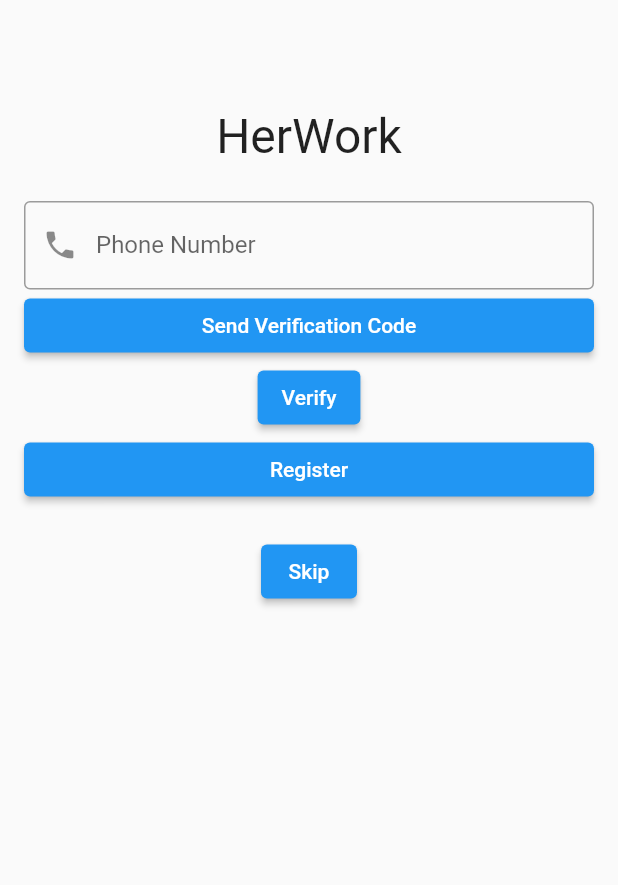
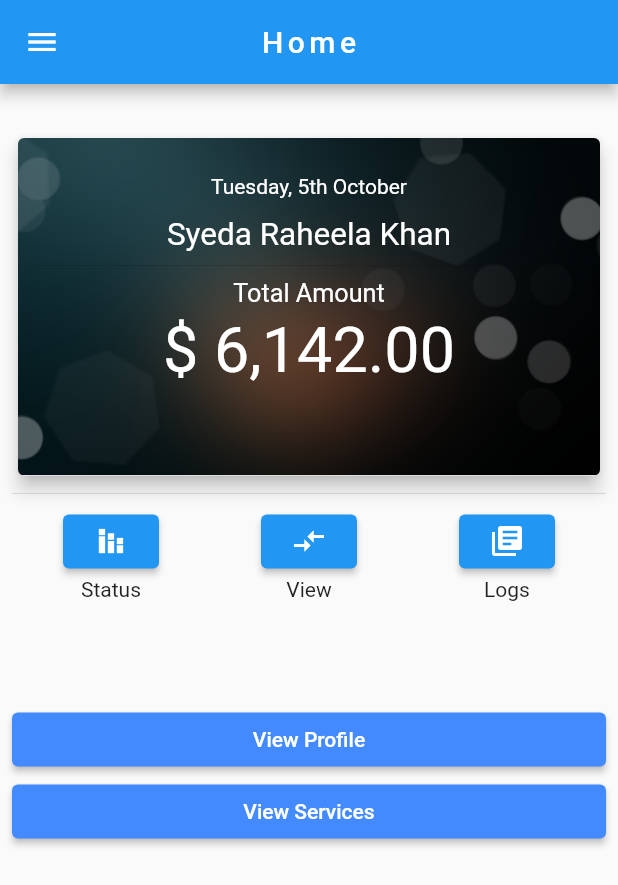
Before and after one commit to samuzaffar99/HerWork, a Flutter app: the screen it shows after launch, after a tap on "Skip", on a phone screen of 412 x 824 dp. Shown: the top 885 px of the screen. Run offline on Flutter 3.47's test engine with Material 2 defaults, Android fonts, the phone set to English and light mode, and no system bars; our stand-ins replace get, reactive_forms, wave.

Commit message:
added basic homepage

```diff
--- a/lib/main.dart
+++ b/lib/main.dart
@@ -1,6 +1,7 @@
 import 'package:flutter/material.dart';
 import 'package:get/get.dart';
 
+import 'pages/home/home.dart';
 import 'pages/signup/signup.dart';
 import 'welcome.dart';
 
@@ -24,7 +25,7 @@
         // ),
         GetPage(name: '/', page: () => WelcomePage()),
         GetPage(name: '/signup', page: () => SignupPage()),
-        // GetPage(name: '/home', page: () => HomePage()),
+        GetPage(name: '/home', page: () => HomePage()),
         // GetPage(name: '/settings', page: () => SettingsPage()),
         // GetPage(name: '/profile', page: () => ProfilePage()),
         // GetPage(name: '/admin', page: () => AdminPage()),
--- /dev/null
+++ b/lib/pages/home/home.dart
@@ -0,0 +1,170 @@
+import 'package:flutter/material.dart';
+import 'package:get/get.dart';
+
+// import '../../dashboard.dart';
+// import 'package:intl/intl.dart';
+// import 'utils.dart';
+
+class HomePage extends StatelessWidget {
+  HomePage({Key? key}) : super(key: key);
+  final String title = "Home";
+
+  @override
+  Widget build(BuildContext context) {
+    return Scaffold(
+      resizeToAvoidBottomInset: false,
+      // backgroundColor: Colors.transparent,
+      appBar: AppBar(
+        // flexibleSpace: Container(
+        //   decoration: const BoxDecoration(
+        //     gradient: LinearGradient(
+        //       begin: Alignment.centerLeft,
+        //       end: Alignment.centerRight,
+        //       colors: <Color>[Colors.blueAccent, Colors.lightBlue],
+        //     ),
+        //   ),
+        // ),
+        title: Text(title, style: const TextStyle(letterSpacing: 3)),
+        centerTitle: true,
+        // elevation: 3,
+      ),
+      drawer: Drawer(
+        child: Column(
+          mainAxisAlignment: MainAxisAlignment.end,
+            children: [
+          TextButton(
+            child: const Text("Logout"),
+            onPressed: () {
+              Get.toNamed("/");
+            },
+          )
+        ]),
+      ),
+      body: Padding(
+        padding: const EdgeInsets.all(8),
+        child: Column(
+          children: <Widget>[
+            const SizedBox(height: 24),
+            AspectRatio(
+              aspectRatio: 1.7,
+              child: Card(
+                elevation: 5,
+                semanticContainer: true,
+                clipBehavior: Clip.antiAliasWithSaveLayer,
+                shape: RoundedRectangleBorder(
+                    borderRadius: BorderRadius.circular(4)),
+                child: Container(
+                  decoration: const BoxDecoration(
+                    image: DecorationImage(
+                      image: AssetImage("assets/cardbg2.png"),
+                      // image: AssetImage("assets/cardbg2.jpg"),
+                      fit: BoxFit.fitWidth,
+                    ),
+                  ),
+                  padding: const EdgeInsets.symmetric(
+                      vertical: 24.0, horizontal: 12),
+                  child: Column(
+                    // mainAxisAlignment: MainAxisAlignment.spaceEvenly,
+                    children: const [
+                      Text(
+                        "Tuesday, 5th October",
+                        style: TextStyle(color: Colors.white),
+                      ),
+                      SizedBox(
+                        height: 12,
+                      ),
+                      Text(
+                        "Syeda Raheela Khan",
+                        textScaleFactor: 1.5,
+                        style: TextStyle(color: Colors.white),
+                      ),
+                      Divider(),
+                      Text(
+                        "Total Amount",
+                        textScaleFactor: 1.2,
+                        style: TextStyle(color: Colors.white),
+                      ),
+                      SizedBox(
+                        height: 4,
+                      ),
+                      Text(
+                        "\$ 6,142.00",
+                        textScaleFactor: 3,
+                        textAlign: TextAlign.left,
+                        style: TextStyle(color: Colors.white),
+                      ),
+                      // Text("${DateTime.now().day}"),
+                    ],
+                  ),
+                ),
+              ),
+            ),
+            const Divider(),
+            GridView.count(shrinkWrap: true, crossAxisCount: 3,
+                // childAspectRatio:0.8,
+                children: [
+                  Column(
+                    children: [
+                      ElevatedButton(
+                          onPressed: () {
+                            // Get.to(() => GraphPage());
+                          },
+                          child: const Icon(Icons.stacked_bar_chart)),
+                      const Text("Status"),
+                    ],
+                  ),
+                  Column(
+                    children: [
+                      ElevatedButton(
+                          onPressed: () {
+                            // dashboardController.changeTabIndex(1);
+                          },
+                          child: const Icon(Icons.compare_arrows)),
+                      const Text("View"),
+                    ],
+                  ),
+                  Column(
+                    children: [
+                      ElevatedButton(
+                          onPressed: () {
+                            // dashboardController.changeTabIndex(2);
+                          },
+                          child: const Icon(Icons.my_library_books)),
+                      const Text("Logs"),
+                    ],
+                  ),
+                ]),
+            Column(
+              children: [
+                SizedBox(
+                  width: double.maxFinite,
+                  child: ElevatedButton(
+                    child: const Text("View Profile"),
+                    style: ElevatedButton.styleFrom(
+                      primary: Colors.blueAccent,
+                    ),
+                    onPressed: () {
+                      // Get.to(() => const ProfilePage());
+                    },
+                  ),
+                ),
+                SizedBox(
+                  width: double.maxFinite,
+                  child: ElevatedButton(
+                    child: const Text("View Services"),
+                    style: ElevatedButton.styleFrom(
+                      primary: Colors.blueAccent,
+                    ),
+                    onPressed: () {
+                      // Get.to(() => ServicesPage());
+                    },
+                  ),
+                ),
+              ],
+            ),
+          ],
+        ),
+      ),
+    );
+  }
+}
--- a/lib/pages/signup/signup.dart
+++ b/lib/pages/signup/signup.dart
@@ -1,6 +1,7 @@
 import 'package:flutter/cupertino.dart';
 import 'package:flutter/material.dart';
 import 'package:get/get.dart';
+import 'package:her_work/widgets/background_wave.dart';
 
 import 'package:reactive_forms/reactive_forms.dart';
 // import 'package:smooth_page_indicator/smooth_page_indicator.dart';
@@ -31,9 +32,10 @@ class SignupPage extends StatelessWidget {
   final serviceForm = fb.group({
     "serviceName": "Chef Raheela",
     "contactNum": "03213210123",
-    "cnic": "4210191111111",
     "address": "A-111 G, Block G, North Nazimabad",
-    "email": "raheela.khan@gmail.com"
+    "email": "raheela.khan@gmail.com",
+    "time": "",
+    "serviceType": "Food",
   });
   final offerForm = fb.group({
     "offerName": "Biryani",
@@ -51,27 +53,10 @@ class SignupPage extends StatelessWidget {
       ),
       body: Stack(
         children: [
-          // Opacity(
-          //   opacity: 0.6,
-          //   child: WaveWidget(
-          //     config: CustomConfig(
-          //       gradients: [
-          //         [Colors.orange, Colors.amber],
-          //         [Colors.deepOrange, Colors.deepOrangeAccent],
-          //         [Colors.blue[700]!, const Color(0x00004890)],
-          //       ],
-          //       durations: [35000, 19440, 10800],
-          //       heightPercentages: [0.20, 0.3, 0.45],
-          //       blur: const MaskFilter.blur(BlurStyle.solid, 5),
-          //       gradientBegin: Alignment.bottomLeft,
-          //       gradientEnd: Alignment.topRight,
-          //     ),
-          //     size: const Size(
-          //       double.infinity,
-          //       double.infinity,
-          //     ),
-          //   ),
-          // ),
+          const Opacity(
+            opacity: 0.6,
+            child: BackgroundWave(),
+          ),
           Padding(
             padding: const EdgeInsets.all(8.0),
             child: PageView(
@@ -212,7 +197,7 @@ class SignupPage extends StatelessWidget {
           ),
           const SizedBox(height: 12),
           ReactiveTextField(
-            formControlName: 'fatherName',
+            formControlName: 'contactNum',
             decoration: const InputDecoration(
               icon: Icon(Icons.person_outline),
               border: OutlineInputBorder(),
@@ -220,7 +205,23 @@ class SignupPage extends StatelessWidget {
           ),
           const SizedBox(height: 12),
           ReactiveTextField(
-            formControlName: 'dateOfBirth',
+            formControlName: 'address',
+            decoration: const InputDecoration(
+              icon: Icon(Icons.calendar_today),
+              border: OutlineInputBorder(),
+            ),
+          ),
+          const SizedBox(height: 12),
+          ReactiveTextField(
+            formControlName: 'email',
+            decoration: const InputDecoration(
+              icon: Icon(Icons.calendar_today),
+              border: OutlineInputBorder(),
+            ),
+          ),
+          const SizedBox(height: 12),
+          ReactiveTextField(
+            formControlName: 'time',
             decoration: const InputDecoration(
               icon: Icon(Icons.calendar_today),
               border: OutlineInputBorder(),
--- a/lib/welcome.dart
+++ b/lib/welcome.dart
@@ -3,7 +3,8 @@ import 'package:flutter/foundation.dart';
 import 'package:flutter/material.dart';
 import 'package:get/get.dart';
 
-import 'pages/signup/signup.dart';
+import 'widgets/background_wave.dart';
+
 // import 'package:pin_code_fields/pin_code_fields.dart';
 
 class WelcomePage extends StatelessWidget {
@@ -16,22 +17,22 @@ class WelcomePage extends StatelessWidget {
   @override
   Widget build(BuildContext context) {
     return Scaffold(
-      appBar: AppBar(
-        backgroundColor: Colors.transparent,
-        elevation: 0,
-        // leading: const Icon(Icons.person),
-        // title: Text(title, style: const TextStyle(letterSpacing: 3)),
+      body: Stack(
+        children: [
+          const Opacity(
+            opacity: 0.6,
+            child: BackgroundWave(),
           ),
-      body: Padding(
+          Padding(
             padding: const EdgeInsets.all(16),
             child: Column(
+              mainAxisAlignment: MainAxisAlignment.center,
               children: [
                 Column(
                   mainAxisAlignment: MainAxisAlignment.center,
                   children: <Widget>[
                     const Text('HerWork',
                         style: TextStyle(fontSize: 32)),
-                // const Text("Login"),
                     const SizedBox(height: 24),
                     TextField(
                         keyboardType: TextInputType.phone,
@@ -87,20 +88,19 @@ class WelcomePage extends StatelessWidget {
                     ),
                   ],
                 ),
-            // const Text('Profile',
-            //     style: TextStyle(fontSize: 32), textAlign: TextAlign.center),
                 const SizedBox(height: 20),
                 //@todo remove skip to home button once ready (only for avoiding auth)
                 ElevatedButton(
                   onPressed: () {
-                // Get.offAll(()=>const DashboardPage());
-                // Get.offAllNamed('/main');
+                    Get.offAllNamed('/home');
                   },
                   child: const Text("Skip"),
                 ),
               ],
             ),
           ),
+        ],
+      ),
     );
   }
 }
--- /dev/null
+++ b/lib/widgets/background_wave.dart
@@ -0,0 +1,29 @@
+import 'package:flutter/material.dart';
+import 'package:wave/config.dart';
+import 'package:wave/wave.dart';
+
+class BackgroundWave extends StatelessWidget {
+  const BackgroundWave({Key? key}) : super(key: key);
+
+  @override
+  Widget build(BuildContext context) {
+    return WaveWidget(
+      config: CustomConfig(
+        gradients: [
+          [Colors.orange, Colors.amber],
+          [Colors.deepOrange, Colors.deepOrangeAccent],
+          [Colors.blue[700]!, const Color(0x00004890)],
+        ],
+        durations: [35000, 19440, 10800],
+        heightPercentages: [0.20, 0.3, 0.45],
+        blur: const MaskFilter.blur(BlurStyle.solid, 5),
+        gradientBegin: Alignment.bottomLeft,
+        gradientEnd: Alignment.topRight,
+      ),
+      size: const Size(
+        double.infinity,
+        double.infinity,
+      ),
+    );
+  }
+}
```
Also changed, not shown: pubspec.yaml (+3 -4 lines), assets/cardbg2.png (added), pubspec.lock. Lines whose indentation alone changed are shown as unchanged.
